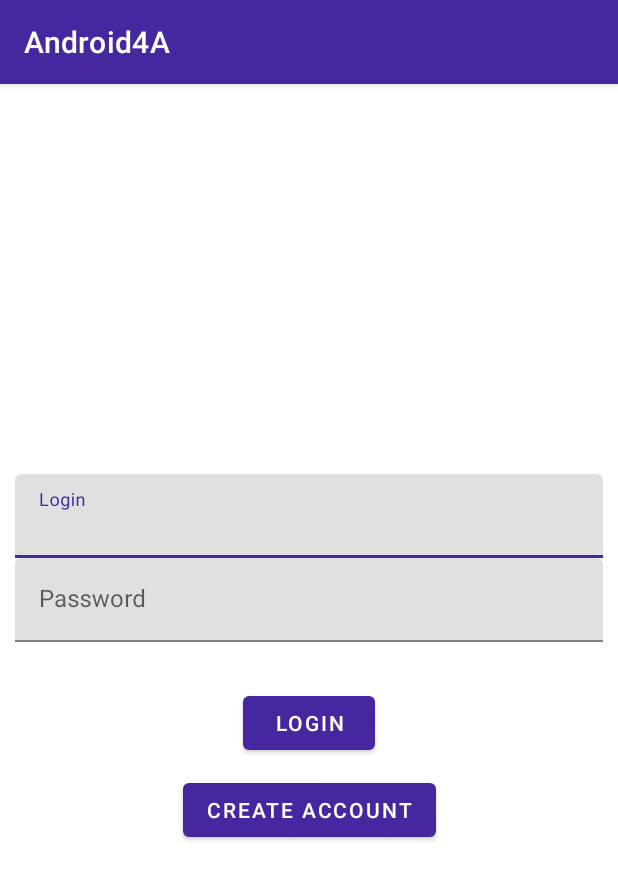
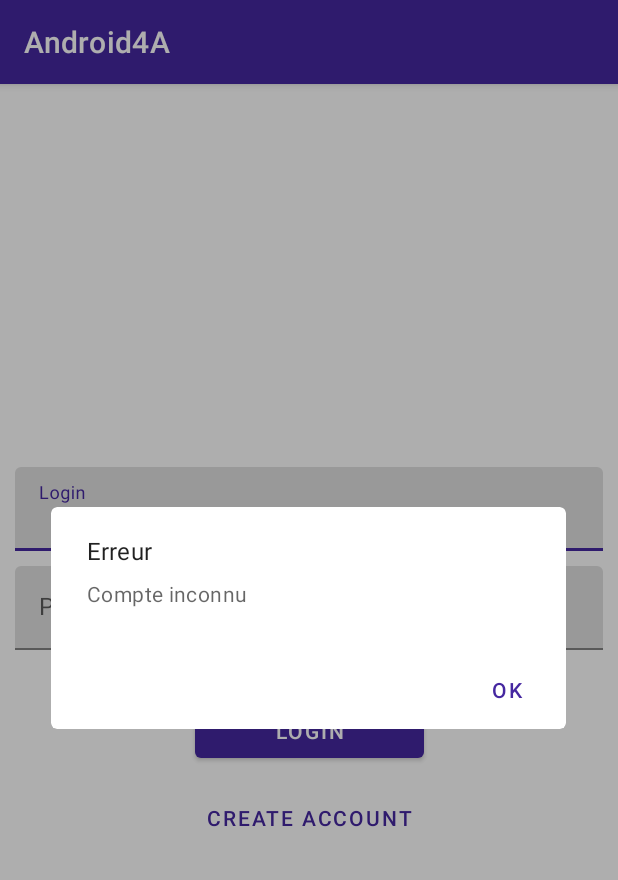
Before and after one commit to rayanKanawati/Android4A, an Android app: the screen it shows after launch (MainActivity), after a tap on "LOGIN", on a phone screen of 412 x 824 dp. Shown: the top 880 px of the screen. Run offline under Robolectric (Android 15) with nearby library versions, the phone set to English and light mode, and no system bars; our stand-ins replace Room's generated code.

Commit message:
Design connexion 2

```diff
--- a/app/src/main/java/com/example/android4a/data/local/DataBaseDao.kt
+++ b/app/src/main/java/com/example/android4a/data/local/DataBaseDao.kt
@@ -13,7 +13,7 @@ interface DataBaseDao {
     fun getAll(): List<UserLocal>
 
     @Query("SELECT * FROM userlocal WHERE email LIKE :email LIMIT 1")
-    fun findByName(email: String): UserLocal
+    fun findByName(email: String): UserLocal?
 
     @Insert
     fun insert(users: UserLocal)
--- a/app/src/main/java/com/example/android4a/data/repository/UserRepository.kt
+++ b/app/src/main/java/com/example/android4a/data/repository/UserRepository.kt
@@ -14,8 +14,8 @@ class UserRepository (
         databaseDao.insert(user.toData())
     }
 
-    fun getUser(email: String) : User {
-        val userLocal : UserLocal = databaseDao.findByName(email)
-        return userLocal.toEntity()
+    fun getUser(email: String) : User? {
+        val userLocal : UserLocal? = databaseDao.findByName(email)
+        return userLocal?.toEntity()
     }
 }
--- a/app/src/main/java/com/example/android4a/domain/usecase/GetUserUseCase.kt
+++ b/app/src/main/java/com/example/android4a/domain/usecase/GetUserUseCase.kt
@@ -6,7 +6,7 @@ import com.example.android4a.domain.entity.User
 class GetUserUseCase (
     private val userRepository: UserRepository
 ){
-    suspend fun invoke (email: String) : User {
+    suspend fun invoke (email: String) : User? {
        return  userRepository.getUser(email)
     }
 
--- /dev/null
+++ b/app/src/main/java/com/example/android4a/presentation/main/LoginStatus.kt
@@ -0,0 +1,6 @@
+package com.example.android4a.presentation.main
+
+sealed class LoginStatus
+
+data class LoginSuccess(val email:String) : LoginStatus()
+object LoginError : LoginStatus()
--- a/app/src/main/java/com/example/android4a/presentation/main/MainActivity.kt
+++ b/app/src/main/java/com/example/android4a/presentation/main/MainActivity.kt
@@ -2,7 +2,9 @@ package com.example.android4a.presentation.main
 
 import androidx.appcompat.app.AppCompatActivity
 import android.os.Bundle
+import androidx.lifecycle.Observer
 import com.example.android4a.R
+import com.google.android.material.dialog.MaterialAlertDialogBuilder
 import kotlinx.android.synthetic.main.activity_main.*
 import org.koin.android.ext.android.inject
 
@@ -14,8 +16,24 @@ class MainActivity : AppCompatActivity() {
         super.onCreate(savedInstanceState)
         setContentView(R.layout.activity_main)
 
+        mainViewModel.loginLiveData.observe(this, Observer {
+            when(it){
+                is LoginSuccess -> {
+                    //TODO
+                }
+                LoginError -> {
+                    MaterialAlertDialogBuilder(this)
+                        .setTitle("Erreur")
+                        .setMessage("Compte inconnu")
+                        .setPositiveButton("OK") { dialog, which ->
+                            dialog.dismiss()
+                        }
+                        .show()
+                }
+            }
+        })
         login_button.setOnClickListener(){
-            mainViewModel.onClickedIncrement("")
+            mainViewModel.onClickedLogin(login_edit.text.toString().trim(), password_edit.text.toString())
         }
     }
 }
--- a/app/src/main/java/com/example/android4a/presentation/main/MainViewModel.kt
+++ b/app/src/main/java/com/example/android4a/presentation/main/MainViewModel.kt
@@ -6,29 +6,30 @@ import androidx.lifecycle.viewModelScope
 import com.example.android4a.domain.entity.User
 import com.example.android4a.domain.usecase.CreateUserUseCase
 import com.example.android4a.domain.usecase.GetUserUseCase
-import kotlinx.coroutines.Dispatchers
-import kotlinx.coroutines.GlobalScope
-import kotlinx.coroutines.delay
-import kotlinx.coroutines.launch
+import kotlinx.coroutines.*
 
 class MainViewModel(
     private val createUserUseCase: CreateUserUseCase,
     private val getUserUseCase: GetUserUseCase
 ) : ViewModel(){
-    val counter : MutableLiveData<Int> = MutableLiveData()
+    val loginLiveData : MutableLiveData<LoginStatus> = MutableLiveData()
 
-    init {
-        counter.value = 0
+    fun onClickedLogin(emailUser: String, password: String) {
+        viewModelScope.launch(Dispatchers.IO) {
+            val user : User? = getUserUseCase.invoke(emailUser)
+            val loginStatus =  if(user != null){
+                LoginSuccess(user.email)
+            }else{
+                LoginError
+            }
 
-    }
-    fun onClickedIncrement(emailUser: String) {
-        viewModelScope.launch(Dispatchers.IO) {
-            createUserUseCase.invoke(User("test"))
-            val user : User = getUserUseCase.invoke("test")
-            val debug = "debug"
+            withContext(Dispatchers.Main){
+                loginLiveData.value = loginStatus
+            }
+
         }
 
-        // counter.value = (counter.value ?:0) + 1
+
     }
 
 
--- a/app/src/main/res/layout/activity_main.xml
+++ b/app/src/main/res/layout/activity_main.xml
@@ -4,7 +4,7 @@
     xmlns:tools="http://schemas.android.com/tools"
     android:layout_width="match_parent"
     android:layout_height="match_parent"
-    android:padding="10dp"
+    android:padding="@dimen/spacing_normal"
     tools:context=".presentation.main.MainActivity">
 
 
@@ -33,6 +33,7 @@
         android:layout_width="match_parent"
         android:layout_height="wrap_content"
         android:hint="Password"
+        android:layout_marginTop="@dimen/spacing_normal"
         app:layout_constraintTop_toBottomOf="@id/login_input_layout"
         app:layout_constraintStart_toStartOf="parent"
         app:layout_constraintEnd_toEndOf="parent"
@@ -52,12 +53,12 @@
 
     <com.google.android.material.button.MaterialButton
         android:id="@+id/login_button"
-        android:layout_width="wrap_content"
+        android:layout_width="0dp"
         android:layout_height="wrap_content"
         android:layout_marginTop="30dp"
         app:layout_constraintBottom_toTopOf="@id/create_account_button"
-        app:layout_constraintLeft_toLeftOf="parent"
-        app:layout_constraintRight_toRightOf="parent"
+        app:layout_constraintLeft_toLeftOf="@+id/create_account_button"
+        app:layout_constraintRight_toRightOf="@+id/create_account_button"
         app:layout_constraintTop_toBottomOf="@+id/password_input_layout"
         android:text="Login"
         />
@@ -66,7 +67,8 @@
         android:id="@+id/create_account_button"
         android:layout_width="wrap_content"
         android:layout_height="wrap_content"
-        android:layout_marginTop="10dp"
+        style="@style/Widget.MaterialComponents.Button.TextButton"
+        android:layout_marginTop="@dimen/spacing_normal"
         app:layout_constraintBottom_toBottomOf="parent"
         app:layout_constraintLeft_toLeftOf="parent"
         app:layout_constraintRight_toRightOf="parent"
--- /dev/null
+++ b/app/src/main/res/values/dimens.xml
@@ -0,0 +1,4 @@
+<?xml version="1.0" encoding="utf-8"?>
+<resources>
+    <dimen name="spacing_normal">10dp</dimen>
+</resources>
```
